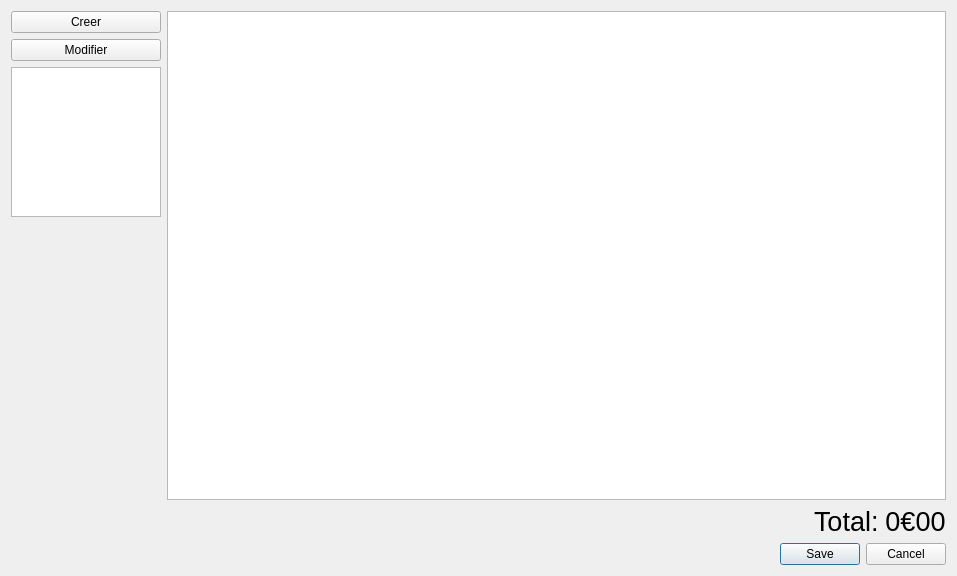
Old version of the form marielr/ongletbdclr.ui in the repository toopoormaghell/marielr.
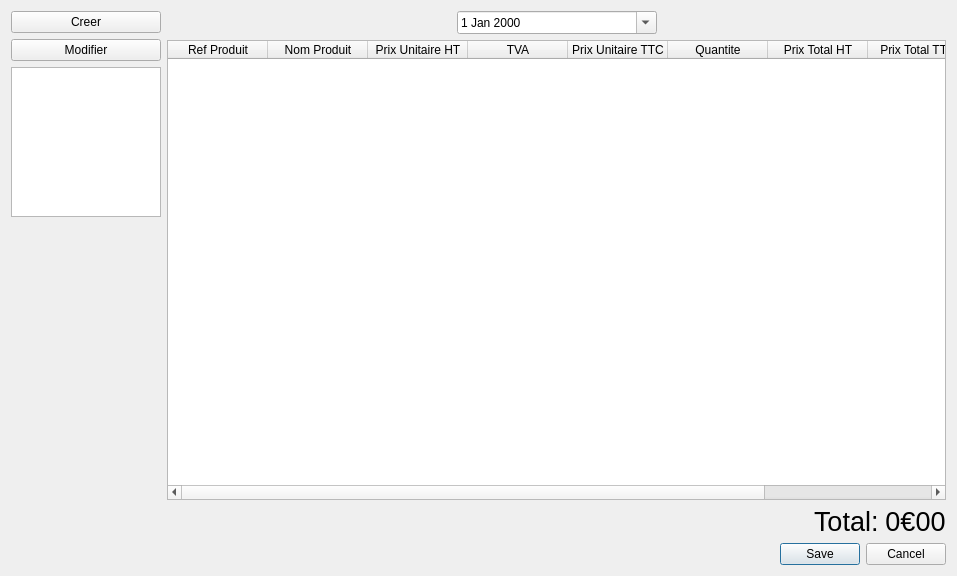
New version of the form.

Commit message: Modification du tableau ListeProduit qui était un QTableView en QTableWidget.

What changed in the file:
```diff
--- a/marielr/ongletbdclr.ui
+++ b/marielr/ongletbdclr.ui
@@ -79,7 +79,102 @@
    <item>
     <layout class="QVBoxLayout" name="verticalLayout_2">
      <item>
-      <widget class="QTableView" name="TableauProduits"/>
+      <layout class="QHBoxLayout" name="horizontalLayout_3">
+       <item>
+        <spacer name="horizontalSpacer_2">
+         <property name="orientation">
+          <enum>Qt::Horizontal</enum>
+         </property>
+         <property name="sizeHint" stdset="0">
+          <size>
+           <width>40</width>
+           <height>20</height>
+          </size>
+         </property>
+        </spacer>
+       </item>
+       <item>
+        <widget class="QDateEdit" name="Date">
+         <property name="minimumSize">
+          <size>
+           <width>200</width>
+           <height>0</height>
+          </size>
+         </property>
+         <property name="maximumSize">
+          <size>
+           <width>200</width>
+           <height>16777215</height>
+          </size>
+         </property>
+         <property name="calendarPopup">
+          <bool>true</bool>
+         </property>
+        </widget>
+       </item>
+       <item>
+        <spacer name="horizontalSpacer_3">
+         <property name="orientation">
+          <enum>Qt::Horizontal</enum>
+         </property>
+         <property name="sizeHint" stdset="0">
+          <size>
+           <width>40</width>
+           <height>20</height>
+          </size>
+         </property>
+        </spacer>
+       </item>
+      </layout>
+     </item>
+     <item>
+      <widget class="QTableWidget" name="TableauProduits">
+       <column>
+        <property name="text">
+         <string>Ref Produit</string>
+        </property>
+       </column>
+       <column>
+        <property name="text">
+         <string>Nom Produit</string>
+        </property>
+       </column>
+       <column>
+        <property name="text">
+         <string>Prix Unitaire HT</string>
+        </property>
+       </column>
+       <column>
+        <property name="text">
+         <string>TVA</string>
+        </property>
+       </column>
+       <column>
+        <property name="text">
+         <string>Prix Unitaire TTC</string>
+        </property>
+       </column>
+       <column>
+        <property name="text">
+         <string>Quantite</string>
+        </property>
+       </column>
+       <column>
+        <property name="text">
+         <string>Prix Total HT</string>
+        </property>
+       </column>
+       <column>
+        <property name="text">
+         <string>Prix Total TTC</string>
+        </property>
+       </column>
+       <column>
+        <property name="text">
+         <string>Supprimer</string>
+        </property>
+       </column>
+      </widget>
      </item>
      <item>
       <layout class="QHBoxLayout" name="horizontalLayout">
```
The commit also changes 1 other file.
